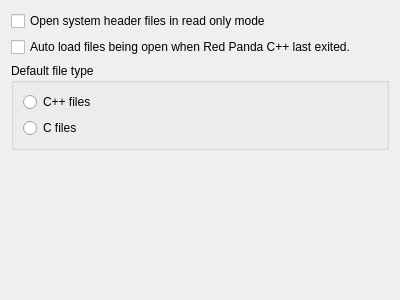
The window that RedPandaIDE/settingsdialog/editormiscwidget.ui (royqh1979/RedPanda-CPP) describes before a commit, drawn with Qt 5.
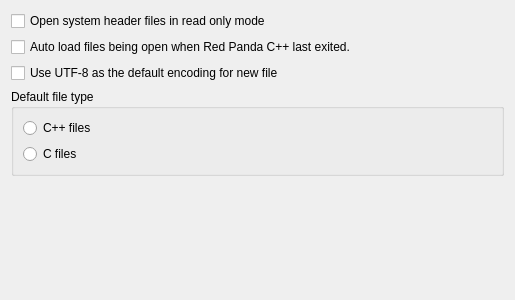
The same window after the commit.

Commit message: - enhancement: "use utf8 by default" in editor's misc setting

```diff
--- a/RedPandaIDE/settingsdialog/editormiscwidget.ui
+++ b/RedPandaIDE/settingsdialog/editormiscwidget.ui
@@ -6,7 +6,7 @@
    <rect>
     <x>0</x>
     <y>0</y>
-    <width>400</width>
+    <width>515</width>
     <height>300</height>
    </rect>
   </property>
@@ -28,6 +28,13 @@
      </property>
     </widget>
    </item>
+   <item>
+    <widget class="QCheckBox" name="chkUseUTF8ByDefault">
+     <property name="text">
+      <string>Use UTF-8 as the default encoding for new file</string>
+     </property>
+    </widget>
+   </item>
    <item>
     <widget class="QGroupBox" name="groupBox">
      <property name="title">
```
The commit also changes 9 other files.
